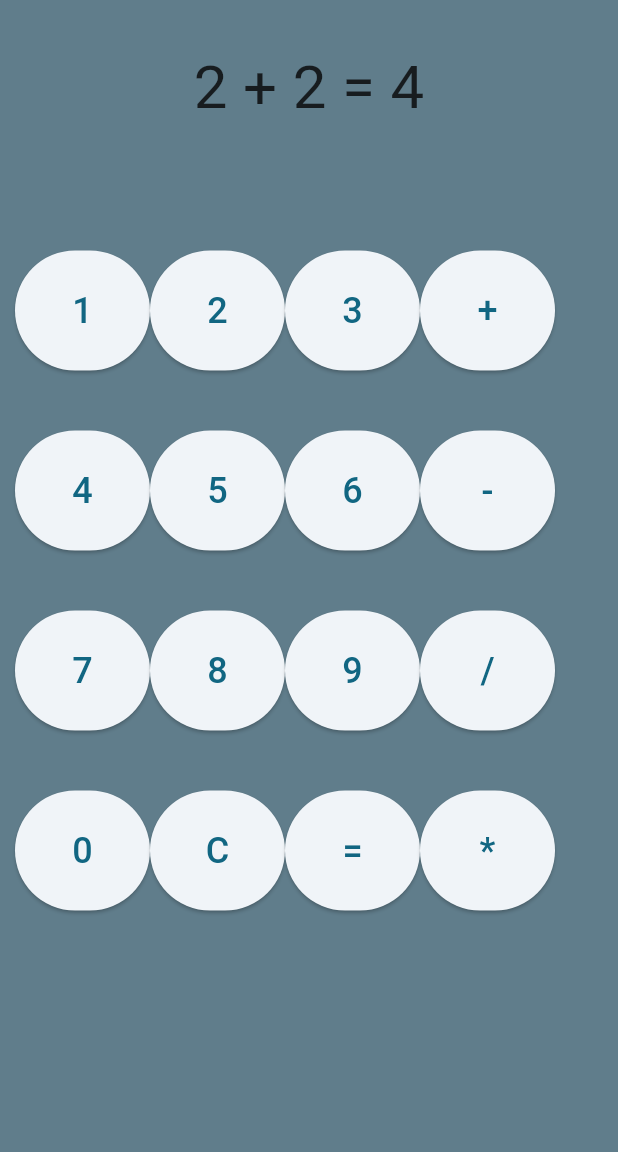
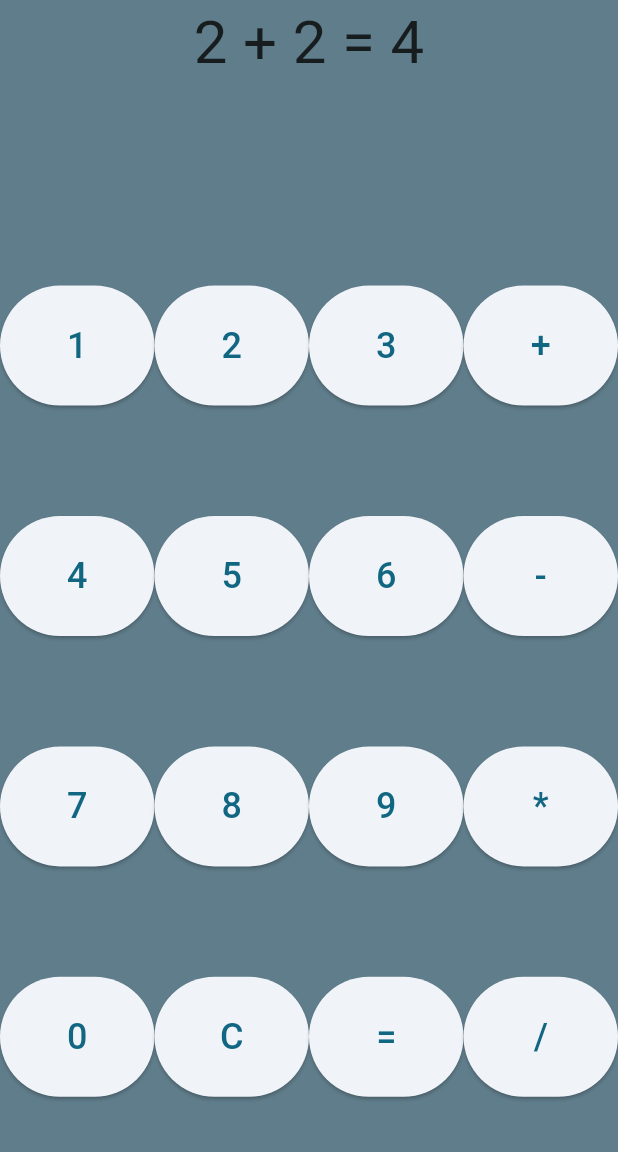
Before and after one commit to marivavd/calculator, a Flutter app: the screen it shows after launch, on a phone screen of 412 x 824 dp, the part 84-1236 px from its top. Run offline on Flutter 3.47's test engine with Material 2 defaults, Android fonts, the phone set to English and light mode, and no system bars.

Commit message:
expanded

```diff
--- a/lib/main.dart
+++ b/lib/main.dart
@@ -65,30 +65,37 @@ class _MyHomePageState extends State<MyHomePage> {
       appBar: AppBar(title: Text('Calculator', style: TextStyle(fontSize: 60, color: Colors.redAccent)),
       centerTitle: true,),
       backgroundColor: Colors.blueGrey,
-      body: Column(
+      body: Container(
+        height: double.infinity,
+        width: double.infinity,
+        child: Column(
         crossAxisAlignment: CrossAxisAlignment.stretch,
-        children: [Container(padding: EdgeInsets.only(top:30), alignment: Alignment.topCenter,
-          child: Text('2 + 2 = 4', style: TextStyle(fontSize: 40))),
-          Container(padding: EdgeInsets.fromLTRB(10, 80, 10, 30),
-            child: Row(children: [SizedBox(width: 90, height: 80, child: ElevatedButton(onPressed: () {}, child: Text('1', style: TextStyle(fontSize: 24)),),),
-              SizedBox(width: 90, height: 80, child: ElevatedButton(onPressed: () {}, child: Text('2', style: TextStyle(fontSize: 24)),),),
-              SizedBox(width: 90, height: 80, child: ElevatedButton(onPressed: () {}, child: Text('3', style: TextStyle(fontSize: 24)),),),
-              SizedBox(width: 90, height: 80, child: ElevatedButton(onPressed: () {}, child: Text('+', style: TextStyle(fontSize: 24)),),), ],)),
-          Container(padding: EdgeInsets.fromLTRB(10, 10, 10, 30),
-              child: Row(children: [SizedBox(width: 90, height: 80, child: ElevatedButton(onPressed: () {}, child: Text('4', style: TextStyle(fontSize: 24)),),),
-                SizedBox(width: 90, height: 80, child: ElevatedButton(onPressed: () {}, child: Text('5', style: TextStyle(fontSize: 24)),),),
-                SizedBox(width: 90, height: 80, child: ElevatedButton(onPressed: () {}, child: Text('6', style: TextStyle(fontSize: 24)),),),
-                SizedBox(width: 90, height: 80, child: ElevatedButton(onPressed: () {}, child: Text('-', style: TextStyle(fontSize: 24)),),), ],)),
-          Container(padding: EdgeInsets.fromLTRB(10, 10, 10, 30),
-              child: Row(children: [SizedBox(width: 90, height: 80, child: ElevatedButton(onPressed: () {}, child: Text('7', style: TextStyle(fontSize: 24)),),),
-                SizedBox(width: 90, height: 80, child: ElevatedButton(onPressed: () {}, child: Text('8', style: TextStyle(fontSize: 24)),),),
-                SizedBox(width: 90, height: 80, child: ElevatedButton(onPressed: () {}, child: Text('9', style: TextStyle(fontSize: 24)),),),
-                SizedBox(width: 90, height: 80, child: ElevatedButton(onPressed: () {}, child: Text('/', style: TextStyle(fontSize: 24)),),), ],)),
-          Container(padding: EdgeInsets.fromLTRB(10, 10, 10, 30),
-              child: Row(children: [SizedBox(width: 90, height: 80, child: ElevatedButton(onPressed: () {}, child: Text('0', style: TextStyle(fontSize: 24)),),),
-                SizedBox(width: 90, height: 80, child: ElevatedButton(onPressed: () {}, child: Text('C', style: TextStyle(fontSize: 24)),),),
-                SizedBox(width: 90, height: 80, child: ElevatedButton(onPressed: () {}, child: Text('=', style: TextStyle(fontSize: 24)),),),
-                SizedBox(width: 90, height: 80, child: ElevatedButton(onPressed: () {}, child: Text('*', style: TextStyle(fontSize: 24)),),), ],))]
+        children: [Expanded(child: Container(alignment: Alignment.topCenter,
+          child: Text('2 + 2 = 4', style: TextStyle(fontSize: 40)))),
+          Expanded(child: Container(
+            child: Row(children: [Expanded(child:SizedBox(height: 80, child: ElevatedButton(onPressed: () {}, child: Text('1', style: TextStyle(fontSize: 24)),),)),
+              Expanded(child:SizedBox(height: 80,child: ElevatedButton(onPressed: () {}, child: Text('2', style: TextStyle(fontSize: 24)),),)),
+              Expanded(child:SizedBox(height: 80,child: ElevatedButton(onPressed: () {}, child: Text('3', style: TextStyle(fontSize: 24)),),)),
+              Expanded(child:SizedBox(height: 80,child: ElevatedButton(onPressed: () {}, child: Text('+', style: TextStyle(fontSize: 24)),),)), ],))),
+          Expanded(
+          child:Container(
+              child: Row(children: [Expanded(child:SizedBox(height: 80,child: ElevatedButton(onPressed: () {}, child: Text('4', style: TextStyle(fontSize: 24)),),)),
+                Expanded(child:SizedBox(height: 80,child: ElevatedButton(onPressed: () {}, child: Text('5', style: TextStyle(fontSize: 24)),),)),
+                Expanded(child:SizedBox(height: 80,child: ElevatedButton(onPressed: () {}, child: Text('6', style: TextStyle(fontSize: 24)),),)),
+                Expanded(child:SizedBox(height: 80,child: ElevatedButton(onPressed: () {}, child: Text('-', style: TextStyle(fontSize: 24)),),)), ],))),
+          Expanded(
+          child: Container(
+              child: Row(children: [Expanded(child:SizedBox(height: 80,child: ElevatedButton(onPressed: () {}, child: Text('7', style: TextStyle(fontSize: 24)),),)),
+                Expanded(child:SizedBox(height: 80,child: ElevatedButton(onPressed: () {}, child: Text('8', style: TextStyle(fontSize: 24)),),)),
+                Expanded(child:SizedBox(height: 80,child: ElevatedButton(onPressed: () {}, child: Text('9', style: TextStyle(fontSize: 24)),),)),
+                Expanded(child:SizedBox(height: 80,child: ElevatedButton(onPressed: () {}, child: Text('*', style: TextStyle(fontSize: 24)),),)), ],))),
+          Expanded(
+          child: Container(
+              child: Row(children: [Expanded(child:SizedBox(height: 80,child: ElevatedButton(onPressed: () {}, child: Text('0', style: TextStyle(fontSize: 24)),),)),
+                Expanded(child:SizedBox(height: 80,child: ElevatedButton(onPressed: () {}, child: Text('C', style: TextStyle(fontSize: 24)),),)),
+                Expanded(child:SizedBox(height: 80,child: ElevatedButton(onPressed: () {}, child: Text('=', style: TextStyle(fontSize: 24)),),)),
+                Expanded(child:SizedBox(height: 80,child: ElevatedButton(onPressed: () {}, child: Text('/', style: TextStyle(fontSize: 24)),),)), ],)))]
+      ),
       ),
     );
   }
```
